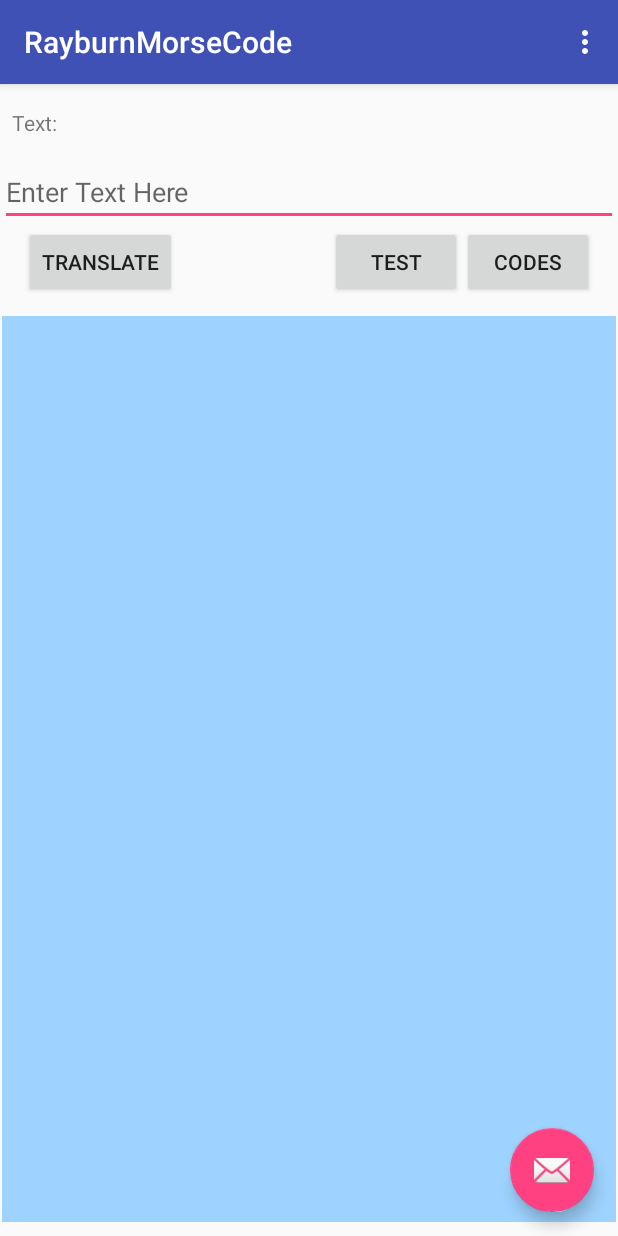
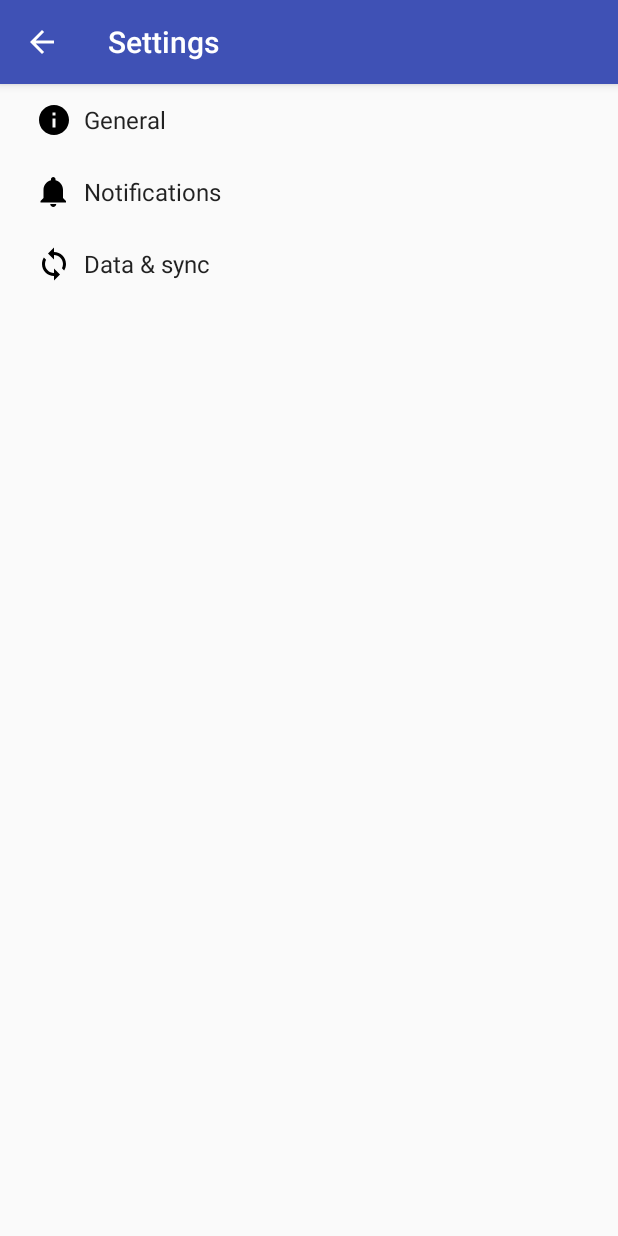
Before and after one commit to R-Rayburn/RayburnMorseCode, an Android app: the screen it shows after launch (MainActivity before the commit, SettingsActivity after it), in the options menu, after a tap on "Settings", on a phone screen of 412 x 824 dp. Run offline under Robolectric (Android 15) with nearby library versions, the phone set to English and light mode, and no system bars.

Commit message:
Part 5: Added in SettingsActivity.

```diff
--- a/app/build.gradle
+++ b/app/build.gradle
@@ -13,6 +13,7 @@ android {
         versionCode 1
         versionName "1.0"
         testInstrumentationRunner "android.support.test.runner.AndroidJUnitRunner"
+        vectorDrawables.useSupportLibrary = true
     }
     buildTypes {
         release {
@@ -24,10 +25,12 @@ android {
 
 dependencies {
     implementation fileTree(dir: 'libs', include: ['*.jar'])
-    implementation"org.jetbrains.kotlin:kotlin-stdlib-jre7:$kotlin_version"
+    implementation "org.jetbrains.kotlin:kotlin-stdlib-jre7:$kotlin_version"
     implementation 'com.android.support:appcompat-v7:26.1.0'
     implementation 'com.android.support.constraint:constraint-layout:1.0.2'
     implementation 'com.android.support:design:26.1.0'
+    implementation 'com.android.support:support-v4:26.1.0'
+    implementation 'com.android.support:support-vector-drawable:26.1.0'
     testImplementation 'junit:junit:4.12'
     androidTestImplementation 'com.android.support.test:runner:1.0.1'
     androidTestImplementation 'com.android.support.test.espresso:espresso-core:3.0.1'
--- /dev/null
+++ b/app/src/main/java/com/example/robertrayburn/rayburnmorsecode/AppCompatPreferenceActivity.kt
@@ -0,0 +1,90 @@
+package com.example.robertrayburn.rayburnmorsecode
+
+import android.content.res.Configuration
+import android.os.Bundle
+import android.preference.PreferenceActivity
+import android.support.annotation.LayoutRes
+import android.support.v7.app.ActionBar
+import android.support.v7.app.AppCompatDelegate
+import android.support.v7.widget.Toolbar
+import android.view.MenuInflater
+import android.view.View
+import android.view.ViewGroup
+
+/**
+ * A [android.preference.PreferenceActivity] which implements and proxies the necessary calls
+ * to be used with AppCompat.
+ */
+abstract class AppCompatPreferenceActivity : PreferenceActivity() {
+
+    override fun onCreate(savedInstanceState: Bundle?) {
+        delegate.installViewFactory()
+        delegate.onCreate(savedInstanceState)
+        super.onCreate(savedInstanceState)
+    }
+
+    override fun onPostCreate(savedInstanceState: Bundle?) {
+        super.onPostCreate(savedInstanceState)
+        delegate.onPostCreate(savedInstanceState)
+    }
+
+    val supportActionBar: ActionBar?
+        get() = delegate.supportActionBar
+
+    fun setSupportActionBar(toolbar: Toolbar?) {
+        delegate.setSupportActionBar(toolbar)
+    }
+
+    override fun getMenuInflater(): MenuInflater {
+        return delegate.menuInflater
+    }
+
+    override fun setContentView(@LayoutRes layoutResID: Int) {
+        delegate.setContentView(layoutResID)
+    }
+
+    override fun setContentView(view: View) {
+        delegate.setContentView(view)
+    }
+
+    override fun setContentView(view: View, params: ViewGroup.LayoutParams) {
+        delegate.setContentView(view, params)
+    }
+
+    override fun addContentView(view: View, params: ViewGroup.LayoutParams) {
+        delegate.addContentView(view, params)
+    }
+
+    override fun onPostResume() {
+        super.onPostResume()
+        delegate.onPostResume()
+    }
+
+    override fun onTitleChanged(title: CharSequence, color: Int) {
+        super.onTitleChanged(title, color)
+        delegate.setTitle(title)
+    }
+
+    override fun onConfigurationChanged(newConfig: Configuration) {
+        super.onConfigurationChanged(newConfig)
+        delegate.onConfigurationChanged(newConfig)
+    }
+
+    override fun onStop() {
+        super.onStop()
+        delegate.onStop()
+    }
+
+    override fun onDestroy() {
+        super.onDestroy()
+        delegate.onDestroy()
+    }
+
+    override fun invalidateOptionsMenu() {
+        delegate.invalidateOptionsMenu()
+    }
+
+    private val delegate: AppCompatDelegate by lazy {
+        AppCompatDelegate.create(this, null)
+    }
+}
--- /dev/null
+++ b/app/src/main/res/drawable/ic_info_black_24dp.xml
@@ -0,0 +1,9 @@
+<vector xmlns:android="http://schemas.android.com/apk/res/android"
+    android:width="24dp"
+    android:height="24dp"
+    android:viewportHeight="24.0"
+    android:viewportWidth="24.0">
+    <path
+        android:fillColor="#FF000000"
+        android:pathData="M12,2C6.48,2 2,6.48 2,12s4.48,10 10,10 10,-4.48 10,-10S17.52,2 12,2zm1,15h-2v-6h2v6zm0,-8h-2V7h2v2z" />
+</vector>
--- /dev/null
+++ b/app/src/main/res/drawable/ic_notifications_black_24dp.xml
@@ -0,0 +1,9 @@
+<vector xmlns:android="http://schemas.android.com/apk/res/android"
+    android:width="24dp"
+    android:height="24dp"
+    android:viewportHeight="24.0"
+    android:viewportWidth="24.0">
+    <path
+        android:fillColor="#FF000000"
+        android:pathData="M11.5,22c1.1,0 2,-0.9 2,-2h-4c0,1.1 0.9,2 2,2zm6.5,-6v-5.5c0,-3.07 -2.13,-5.64 -5,-6.32V3.5c0,-0.83 -0.67,-1.5 -1.5,-1.5S10,2.67 10,3.5v0.68c-2.87,0.68 -5,3.25 -5,6.32V16l-2,2v1h17v-1l-2,-2z" />
+</vector>
--- /dev/null
+++ b/app/src/main/res/drawable/ic_sync_black_24dp.xml
@@ -0,0 +1,9 @@
+<vector xmlns:android="http://schemas.android.com/apk/res/android"
+    android:width="24dp"
+    android:height="24dp"
+    android:viewportHeight="24.0"
+    android:viewportWidth="24.0">
+    <path
+        android:fillColor="#FF000000"
+        android:pathData="M12 4V1L8 5l4 4V6c3.31 0 6 2.69 6 6 0 1.01,-.25 1.97,-.7 2.8l1.46 1.46C19.54 15.03 20 13.57 20 12c0,-4.42,-3.58,-8,-8,-8zm0 14c-3.31 0,-6,-2.69,-6,-6 0,-1.01.25,-1.97.7,-2.8L5.24 7.74C4.46 8.97 4 10.43 4 12c0 4.42 3.58 8 8 8v3l4,-4,-4,-4v3z" />
+</vector>
--- a/app/src/main/res/values/strings.xml
+++ b/app/src/main/res/values/strings.xml
@@ -1,4 +1,77 @@
 <resources>
     <string name="app_name">RayburnMorseCode</string>
     <string name="action_settings">Settings</string>
+    <string name="title_activity_settings">Settings</string>
+
+    <!-- Strings related to Settings -->
+
+    <!-- Example General settings -->
+    <string name="pref_header_general">General</string>
+
+    <string name="pref_title_social_recommendations">Enable social recommendations</string>
+    <string name="pref_description_social_recommendations">Recommendations for people to contact
+        based on your message history
+    </string>
+
+    <string name="pref_title_display_name">Display name</string>
+    <string name="pref_default_display_name">John Smith</string>
+
+    <string name="pref_title_add_friends_to_messages">Add friends to messages</string>
+    <string-array name="pref_example_list_titles">
+        <item>Always</item>
+        <item>When possible</item>
+        <item>Never</item>
+    </string-array>
+    <string-array name="pref_example_list_values">
+        <item>1</item>
+        <item>0</item>
+        <item>-1</item>
+    </string-array>
+
+    <!-- Example settings for Data & Sync -->
+    <string name="pref_header_data_sync">Data &amp; sync</string>
+
+    <string name="pref_title_sync_frequency">Sync frequency</string>
+    <string-array name="pref_sync_frequency_titles">
+        <item>15 minutes</item>
+        <item>30 minutes</item>
+        <item>1 hour</item>
+        <item>3 hours</item>
+        <item>6 hours</item>
+        <item>Never</item>
+    </string-array>
+    <string-array name="pref_sync_frequency_values">
+        <item>15</item>
+        <item>30</item>
+        <item>60</item>
+        <item>180</item>
+        <item>360</item>
+        <item>-1</item>
+    </string-array>
+
+    <string-array name="list_preference_entries">
+        <item>Entry 1</item>
+        <item>Entry 2</item>
+        <item>Entry 3</item>
+    </string-array>
+
+    <string-array name="list_preference_entry_values">
+        <item>1</item>
+        <item>2</item>
+        <item>3</item>
+    </string-array>
+
+    <string-array name="multi_select_list_preference_default_value" />
+
+    <string name="pref_title_system_sync_settings">System sync settings</string>
+
+    <!-- Example settings for Notifications -->
+    <string name="pref_header_notifications">Notifications</string>
+
+    <string name="pref_title_new_message_notifications">New message notifications</string>
+
+    <string name="pref_title_ringtone">Ringtone</string>
+    <string name="pref_ringtone_silent">Silent</string>
+
+    <string name="pref_title_vibrate">Vibrate</string>
 </resources>
--- /dev/null
+++ b/app/src/main/res/xml/pref_data_sync.xml
@@ -0,0 +1,21 @@
+<PreferenceScreen xmlns:android="http://schemas.android.com/apk/res/android">
+
+    <!-- NOTE: Hide buttons to simplify the UI. Users can touch outside the dialog to
+         dismiss it. -->
+    <!-- NOTE: ListPreference's summary should be set to its value by the activity code. -->
+    <ListPreference
+        android:defaultValue="180"
+        android:entries="@array/pref_sync_frequency_titles"
+        android:entryValues="@array/pref_sync_frequency_values"
+        android:key="sync_frequency"
+        android:negativeButtonText="@null"
+        android:positiveButtonText="@null"
+        android:title="@string/pref_title_sync_frequency" />
+
+    <!-- This preference simply launches an intent when selected. Use this UI sparingly, per
+         design guidelines. -->
+    <Preference android:title="@string/pref_title_system_sync_settings">
+        <intent android:action="android.settings.SYNC_SETTINGS" />
+    </Preference>
+
+</PreferenceScreen>
--- /dev/null
+++ b/app/src/main/res/xml/pref_general.xml
@@ -0,0 +1,33 @@
+<PreferenceScreen xmlns:android="http://schemas.android.com/apk/res/android">
+
+    <SwitchPreference
+        android:defaultValue="true"
+        android:key="example_switch"
+        android:summary="@string/pref_description_social_recommendations"
+        android:title="@string/pref_title_social_recommendations" />
+
+    <!-- NOTE: EditTextPreference accepts EditText attributes. -->
+    <!-- NOTE: EditTextPreference's summary should be set to its value by the activity code. -->
+    <EditTextPreference
+        android:capitalize="words"
+        android:defaultValue="@string/pref_default_display_name"
+        android:inputType="textCapWords"
+        android:key="example_text"
+        android:maxLines="1"
+        android:selectAllOnFocus="true"
+        android:singleLine="true"
+        android:title="@string/pref_title_display_name" />
+
+    <!-- NOTE: Hide buttons to simplify the UI. Users can touch outside the dialog to
+         dismiss it. -->
+    <!-- NOTE: ListPreference's summary should be set to its value by the activity code. -->
+    <ListPreference
+        android:defaultValue="-1"
+        android:entries="@array/pref_example_list_titles"
+        android:entryValues="@array/pref_example_list_values"
+        android:key="example_list"
+        android:negativeButtonText="@null"
+        android:positiveButtonText="@null"
+        android:title="@string/pref_title_add_friends_to_messages" />
+
+</PreferenceScreen>
--- /dev/null
+++ b/app/src/main/res/xml/pref_headers.xml
@@ -0,0 +1,20 @@
+<preference-headers xmlns:android="http://schemas.android.com/apk/res/android">
+
+    <!-- These settings headers are only used on tablets. -->
+
+    <header
+        android:fragment="com.example.robertrayburn.rayburnmorsecode.SettingsActivity$GeneralPreferenceFragment"
+        android:icon="@drawable/ic_info_black_24dp"
+        android:title="@string/pref_header_general" />
+
+    <header
+        android:fragment="com.example.robertrayburn.rayburnmorsecode.SettingsActivity$NotificationPreferenceFragment"
+        android:icon="@drawable/ic_notifications_black_24dp"
+        android:title="@string/pref_header_notifications" />
+
+    <header
+        android:fragment="com.example.robertrayburn.rayburnmorsecode.SettingsActivity$DataSyncPreferenceFragment"
+        android:icon="@drawable/ic_sync_black_24dp"
+        android:title="@string/pref_header_data_sync" />
+
+</preference-headers>
--- /dev/null
+++ b/app/src/main/res/xml/pref_notification.xml
@@ -0,0 +1,27 @@
+<PreferenceScreen xmlns:android="http://schemas.android.com/apk/res/android">
+
+    <!-- A 'parent' preference, which enables/disables child preferences (below)
+         when checked/unchecked. -->
+    <SwitchPreference
+        android:defaultValue="true"
+        android:key="notifications_new_message"
+        android:title="@string/pref_title_new_message_notifications" />
+
+    <!-- Allows the user to choose a ringtone in the 'notification' category. -->
+    <!-- NOTE: This preference will be enabled only when the checkbox above is checked. -->
+    <!-- NOTE: RingtonePreference's summary should be set to its value by the activity code. -->
+    <RingtonePreference
+        android:defaultValue="content://settings/system/notification_sound"
+        android:dependency="notifications_new_message"
+        android:key="notifications_new_message_ringtone"
+        android:ringtoneType="notification"
+        android:title="@string/pref_title_ringtone" />
+
+    <!-- NOTE: This preference will be enabled only when the checkbox above is checked. -->
+    <SwitchPreference
+        android:defaultValue="true"
+        android:dependency="notifications_new_message"
+        android:key="notifications_new_message_vibrate"
+        android:title="@string/pref_title_vibrate" />
+
+</PreferenceScreen>
```
Also changed, not shown: app/src/main/AndroidManifest.xml (+11 -1 lines), app/src/main/java/com/example/robertrayburn/rayburnmorsecode/SettingsActivity.kt (added, +248 -0 lines).
